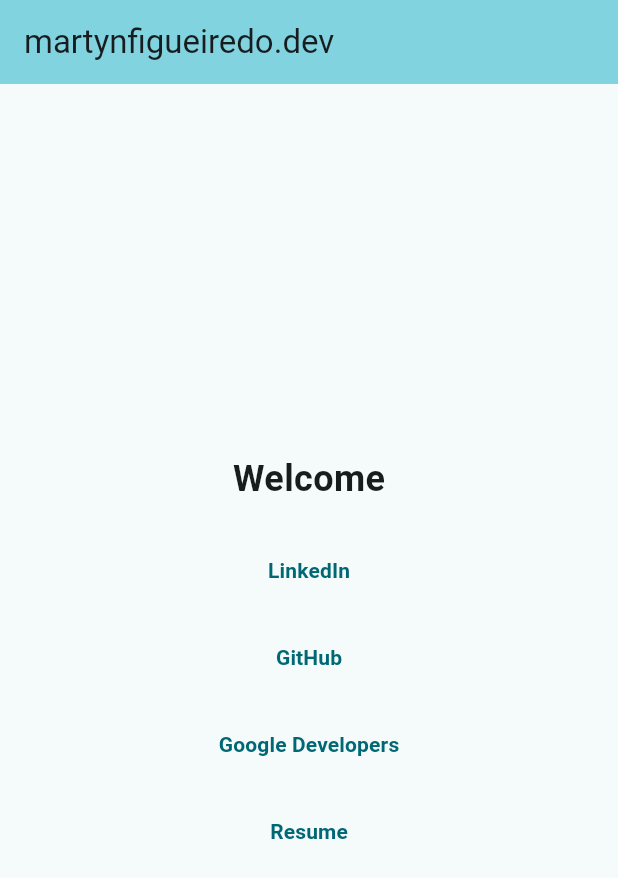
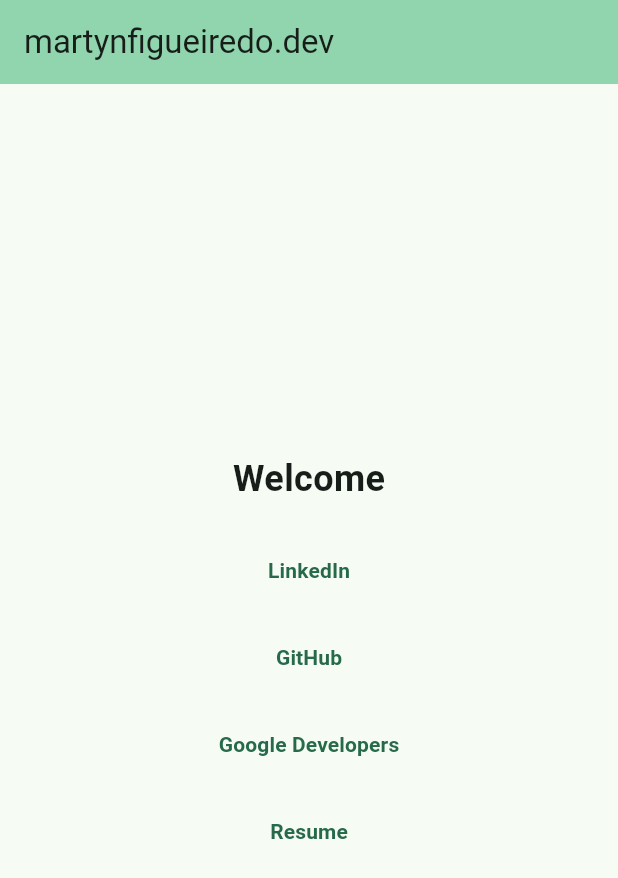
Before and after one commit to martynfigueiredo/martynfigueiredo, a Flutter app: the screen it shows after launch, on a phone screen of 412 x 824 dp. Shown: the top 878 px of the screen. Run offline on Flutter 3.47's test engine with Material 3 defaults, Android fonts, the phone set to English and light mode, and no system bars.

```diff
--- a/lib/main.dart
+++ b/lib/main.dart
@@ -15,7 +15,7 @@
       title: 'martynfigueiredo.dev',
       theme: ThemeData(
         colorScheme: ColorScheme.fromSeed(
-          seedColor: Colors.grey,
+          seedColor: Colors.greenAccent,
           brightness: Brightness.light,
         ),
         useMaterial3: true,
```
Also changed, not shown: 40 other files.
